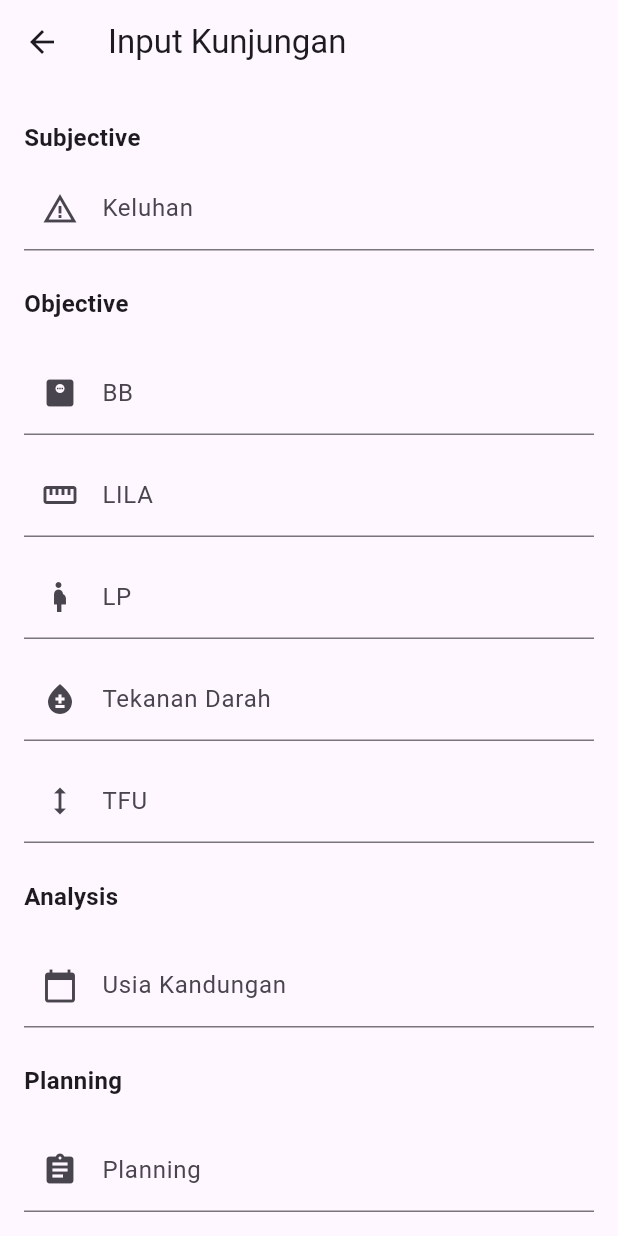
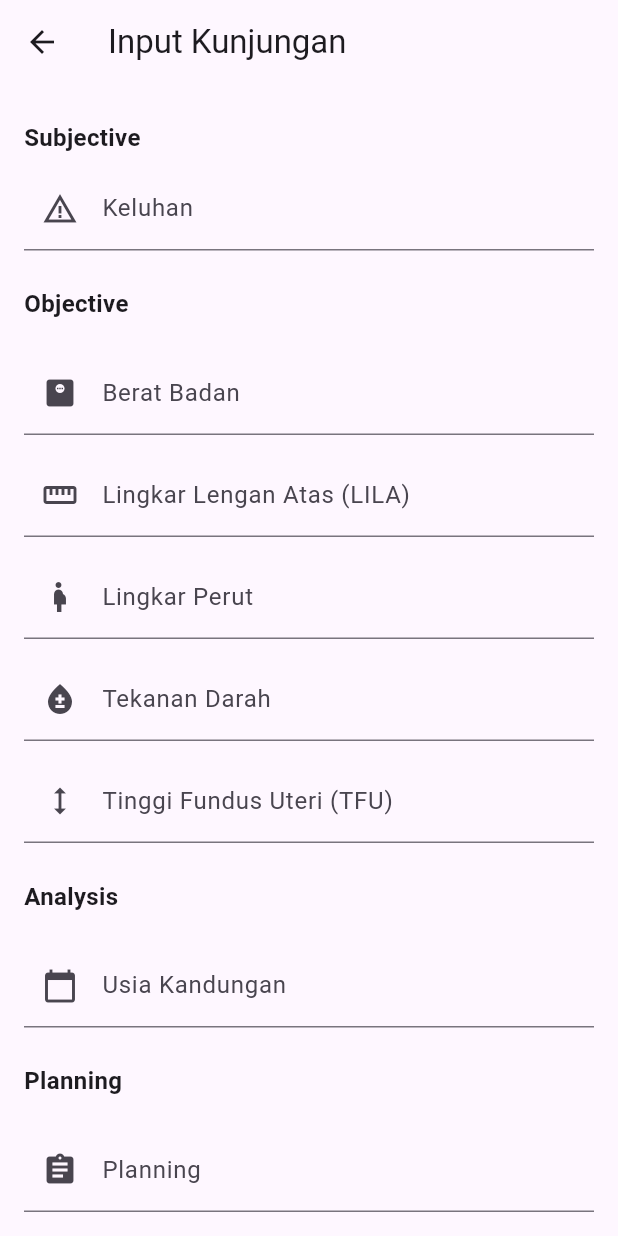
Before and after one commit to dwipp/ebidan, a Flutter app: the KunjunganScreen screen opened directly with empty values, on a phone screen of 412 x 824 dp. Run offline on Flutter 3.47's test engine with Material 3 defaults, Android fonts, the phone set to English and light mode, and no system bars; our stand-ins replace bloc, cloud_firestore, equatable, firebase_auth, firebase_core, flutter_bloc and 5 more; accounts and stored records are empty.

Commit message:
update label di kunjungan

```diff
--- a/lib/presentation/screens/kunjungan/add_kunjungan.dart
+++ b/lib/presentation/screens/kunjungan/add_kunjungan.dart
@@ -40,12 +40,12 @@ class _KunjunganState extends State<KunjunganScreen> {
 
   String? _selectedStatusKunjungan;
   final List<String> _statusKunjunganList = [
-    'Kunjungan 1',
-    'Kunjungan 2',
-    'Kunjungan 3',
-    'Kunjungan 4',
-    'Kunjungan 5',
-    'Kunjungan 6',
+    'K1',
+    'K2',
+    'K3',
+    'K4',
+    'K5',
+    'K6',
     '-',
   ];
 
@@ -96,16 +96,16 @@ class _KunjunganState extends State<KunjunganScreen> {
               const SizedBox(height: 12),
               CustomTextField(
                 controller: bbController,
-                label: "BB",
+                label: "Berat Badan",
                 icon: Icons.monitor_weight,
-                suffixText: 'kilogram',
+                suffixText: 'kg',
                 isNumber: true,
                 validator: (val) => val!.isEmpty ? 'Wajib diisi' : null,
               ),
               const SizedBox(height: 12),
               CustomTextField(
                 controller: lilaController,
-                label: "LILA",
+                label: "Lingkar Lengan Atas (LILA)",
                 icon: Icons.straighten,
                 suffixText: 'cm',
                 isNumber: true,
@@ -114,7 +114,7 @@ class _KunjunganState extends State<KunjunganScreen> {
               const SizedBox(height: 12),
               CustomTextField(
                 controller: lpController,
-                label: "LP",
+                label: "Lingkar Perut",
                 icon: Icons.pregnant_woman,
                 suffixText: 'cm',
                 isNumber: true,
@@ -125,7 +125,7 @@ class _KunjunganState extends State<KunjunganScreen> {
               const SizedBox(height: 12),
               CustomTextField(
                 controller: tfuController,
-                label: "TFU",
+                label: "Tinggi Fundus Uteri (TFU)",
                 icon: Icons.height,
                 isMultiline: true,
               ),
--- a/lib/presentation/screens/kunjungan/detail_kunjungan.dart
+++ b/lib/presentation/screens/kunjungan/detail_kunjungan.dart
@@ -80,7 +80,7 @@ class DetailKunjunganScreen extends StatelessWidget {
               const SizedBox(height: 8),
               Utils.generateRowLabelValue(
                 "Usia Kandungan",
-                ' ${kunjungan.uk}',
+                '± ${kunjungan.uk}',
                 suffix: 'minggu',
               ),
 
--- a/lib/presentation/screens/kunjungan/review_kunjungan.dart
+++ b/lib/presentation/screens/kunjungan/review_kunjungan.dart
@@ -133,7 +133,7 @@ class _ReviewKunjunganScreenState extends State<ReviewKunjunganScreen> {
                 style: TextStyle(fontSize: 16, fontWeight: FontWeight.bold),
               ),
               const SizedBox(height: 8),
-              _buildRow("BB", widget.data['bb'] ?? "", suffix: 'kilogram'),
+              _buildRow("BB", widget.data['bb'] ?? "", suffix: 'kg'),
               _buildRow("LILA", widget.data['lila'] ?? "", suffix: 'cm'),
               _buildRow("LP", widget.data['lp'] ?? "", suffix: 'cm'),
               _buildRow(
```
Also changed, not shown: lib/presentation/screens/kehamilan/add_kehamilan.dart (+0 -30 lines).
